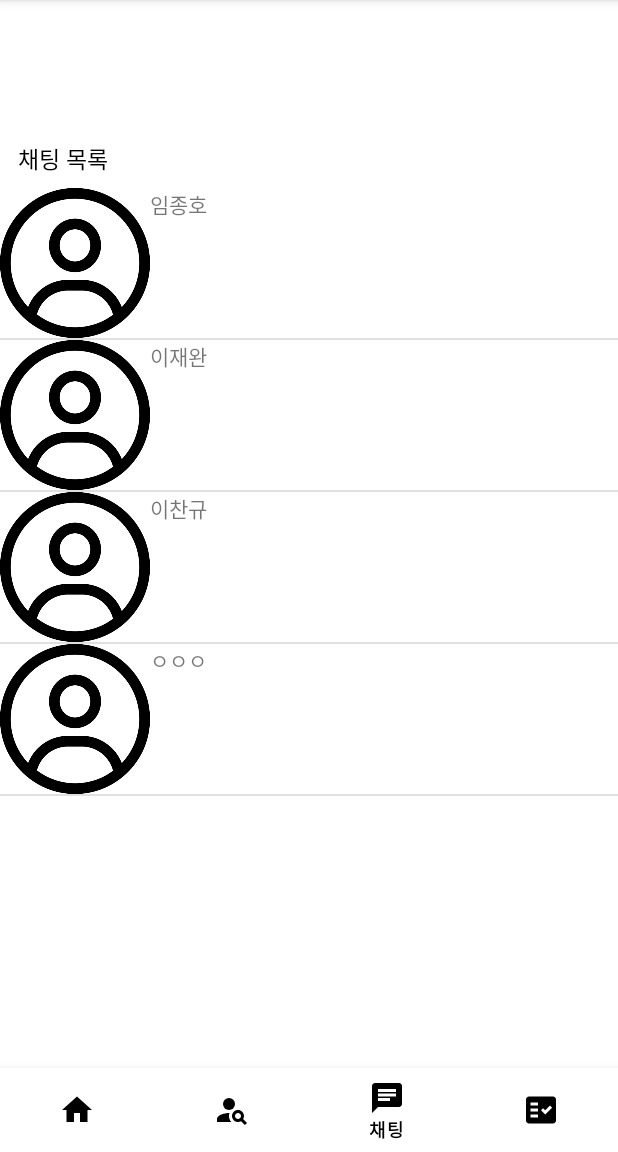
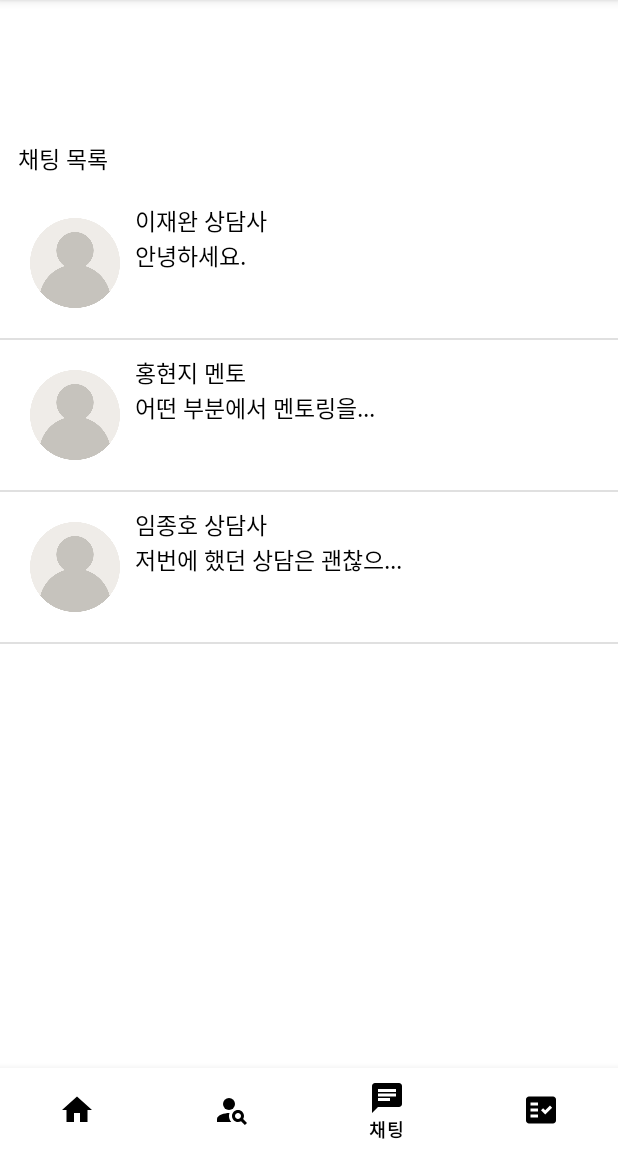
Before and after one commit to YeejaeWan/LifeGuide, an Android app: the screen it shows after launch (MainActivity), item 3 of the bottom bar chosen, on a phone screen of 412 x 824 dp, the part 84-1236 px from its top. Run offline under Robolectric (Android 15) with nearby library versions, the phone set to English and light mode, and no system bars; pictures from the network do not load.

Commit message:
진행중

```diff
--- a/app/src/main/java/com/example/lifeguide/Frag3.java
+++ b/app/src/main/java/com/example/lifeguide/Frag3.java
@@ -20,24 +20,27 @@ import java.util.ArrayList;
 
 
 class Item {
-    private int image;
-    private String name;
+    final private int image;
+    final private String name;
+    final private String message;
 
     public int getImage(){return image;}
     public String getName(){return name;}
+    public String getMessage(){return message;}
 
-    public Item(int image, String name){
+    public Item(int image, String name, String message){
         this.image = image;
         this.name = name;
+        this.message = message;
     }
 }
 
 
 class Frag3Adapter extends BaseAdapter {
 
-    private LayoutInflater inflater;
-    private ArrayList<Item> data;
-    private int layout;
+    final private LayoutInflater inflater;
+    final private ArrayList<Item> data;
+    final private int layout;
 
     public Frag3Adapter(Context context, int layout, ArrayList<Item> data){
         this.inflater = (LayoutInflater) context.getSystemService(Context.LAYOUT_INFLATER_SERVICE);
@@ -62,15 +65,23 @@ class Frag3Adapter extends BaseAdapter {
 
     @Override
     public View getView(int position, View convertView, ViewGroup parent) {
+
         if(convertView == null){
             convertView = inflater.inflate(layout,parent,false);
         }
 
         Item item = data.get(position);
+
+        // 아이템
         ImageView image = (ImageView)convertView.findViewById(R.id.image);
         image.setImageResource(item.getImage());
+
         TextView name = (TextView)convertView.findViewById(R.id.name);
         name.setText(item.getName());
+
+        TextView message = (TextView)convertView.findViewById(R.id.message);
+        message.setText(item.getMessage());
+
 
         return convertView;
     }
@@ -89,15 +100,13 @@ public class Frag3 extends Fragment {
         ListView listviewChat = view.findViewById(R.id.listview_chat);
         ArrayList<Item> data = new ArrayList<>();
 
-        Item person1 = new Item(R.drawable.person_image, "임종호");
-        Item person2 = new Item(R.drawable.person_image, "이재완");
-        Item person3 = new Item(R.drawable.person_image, "이찬규");
-        Item person4 = new Item(R.drawable.person_image, "ㅇㅇㅇ");
+        Item person1 = new Item(R.drawable.profile, "이재완 상담사", "안녕하세요.");
+        Item person2 = new Item(R.drawable.profile, "홍현지 멘토", "어떤 부분에서 멘토링을...");
+        Item person3 = new Item(R.drawable.profile, "임종호 상담사", "저번에 했던 상담은 괜찮으...");
 
         data.add(person1);
         data.add(person2);
         data.add(person3);
-        data.add(person4);
 
         Frag3Adapter adapter = new Frag3Adapter(getActivity(), R.layout.frag3_item, data);
 
--- a/app/src/main/res/layout/frag3_item.xml
+++ b/app/src/main/res/layout/frag3_item.xml
@@ -8,12 +8,30 @@
 
     <ImageView
         android:id="@+id/image"
-        android:layout_width="100dp"
-        android:layout_height="100dp"/>
+        android:layout_width="60dp"
+        android:layout_height="100dp"
+        android:layout_marginLeft="20dp"/>
 
-    <TextView
-        android:id="@+id/name"
-        android:layout_width="wrap_content"
-        android:layout_height="match_parent"/>
+    <LinearLayout
+        android:layout_width="match_parent"
+        android:layout_height="100dp"
+        android:padding="10dp"
+        android:orientation="vertical">
+
+        <TextView
+            android:id="@+id/name"
+            android:layout_width="match_parent"
+            android:layout_height="wrap_content"
+            android:textSize="15sp"
+            android:textColor="@color/black"/>
+
+        <TextView
+            android:id="@+id/message"
+            android:layout_width="match_parent"
+            android:layout_height="wrap_content"
+            android:textSize="15sp"
+            android:textColor="@color/black"/>
+
+    </LinearLayout>
 
 </LinearLayout>
```
